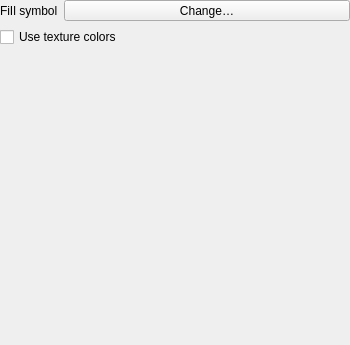
Before: the Qt Designer form src/ui/tiledscene/qgstiledscenewireframerendererwidgetbase.ui in qgis/QGIS, drawn with Qt 5.
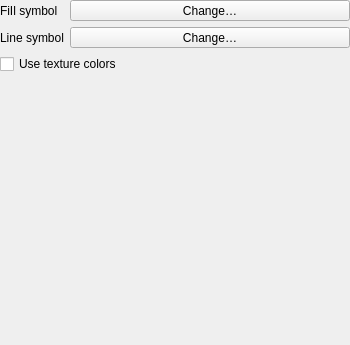
After: the same form once the commit is applied. Custom widgets are drawn as their Qt base class.

Commit message: Render line primitives when rendering tiled scenes in 2d with the wireframe renderer

Patch:
```diff
--- a/src/ui/tiledscene/qgstiledscenewireframerendererwidgetbase.ui
+++ b/src/ui/tiledscene/qgstiledscenewireframerendererwidgetbase.ui
@@ -26,6 +26,13 @@
    <property name="bottomMargin">
     <number>0</number>
    </property>
+   <item row="2" column="0" colspan="2">
+    <widget class="QCheckBox" name="mCheckUseTextureColors">
+     <property name="text">
+      <string>Use texture colors</string>
+     </property>
+    </widget>
+   </item>
    <item row="0" column="0">
     <widget class="QLabel" name="label">
      <property name="text">
@@ -33,7 +40,7 @@
      </property>
     </widget>
    </item>
-   <item row="2" column="0">
+   <item row="3" column="0">
     <spacer name="verticalSpacer">
      <property name="orientation">
       <enum>Qt::Vertical</enum>
@@ -59,10 +66,23 @@
      </property>
     </widget>
    </item>
-   <item row="1" column="0" colspan="2">
-    <widget class="QCheckBox" name="mCheckUseTextureColors">
+   <item row="1" column="0">
+    <widget class="QLabel" name="label_2">
      <property name="text">
-      <string>Use texture colors</string>
+      <string>Line symbol</string>
+     </property>
+    </widget>
+   </item>
+   <item row="1" column="1">
+    <widget class="QgsSymbolButton" name="mLineSymbolButton">
+     <property name="sizePolicy">
+      <sizepolicy hsizetype="Expanding" vsizetype="Fixed">
+       <horstretch>0</horstretch>
+       <verstretch>0</verstretch>
+      </sizepolicy>
+     </property>
+     <property name="text">
+      <string>Change…</string>
      </property>
     </widget>
    </item>
```
Left out of the diff: 5 changed lines with no effect on the pictures. The commit also changes 12 other files.
